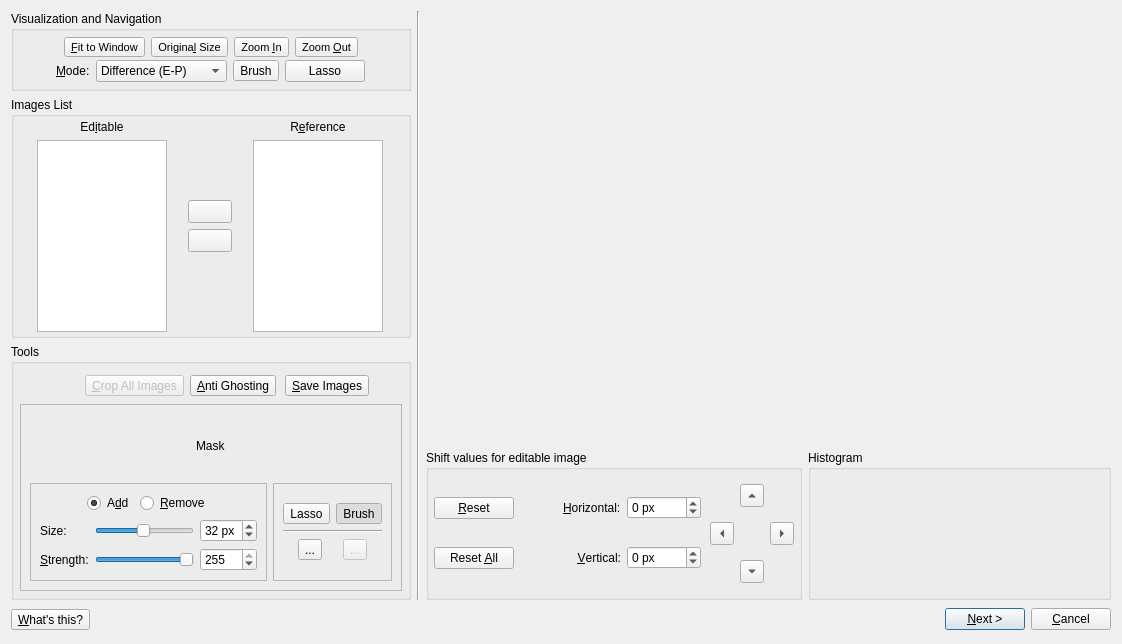
Qt form src/HdrWizard/EditingTools.ui (LuminanceHDR/LuminanceHDR) before a commit.
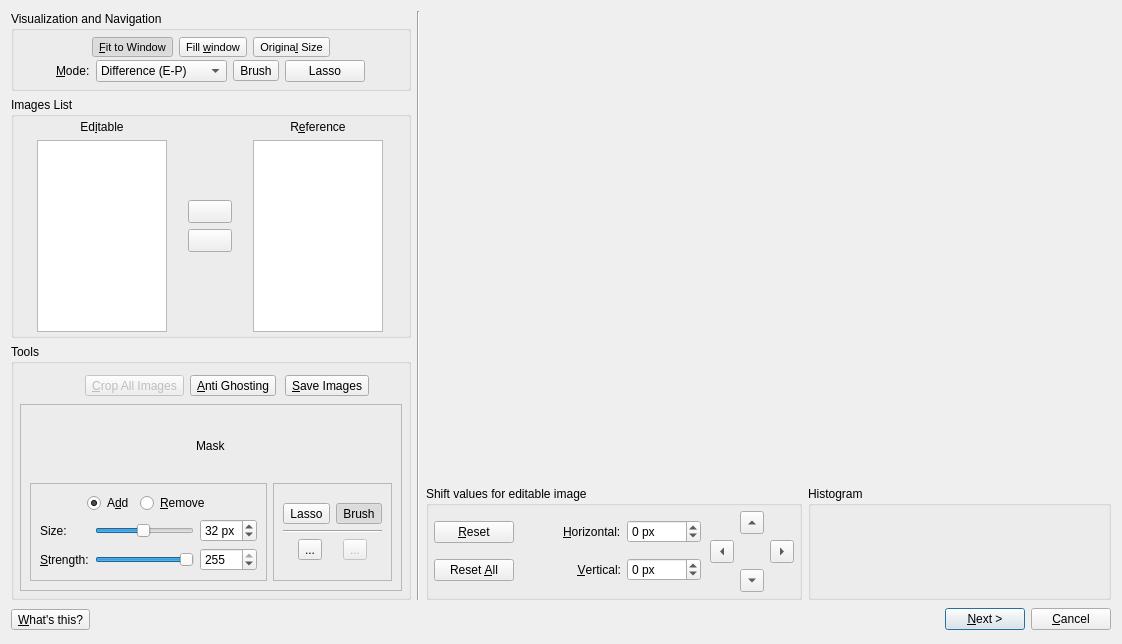
The same form after that commit. Icons and pictures are not drawn.

Commit message: [EditingTools]: New interface based on QGraphicsView

Patch:
```diff
--- a/src/HdrWizard/EditingTools.ui
+++ b/src/HdrWizard/EditingTools.ui
@@ -109,6 +109,43 @@
                   <property name="checkable">
                    <bool>true</bool>
                   </property>
+                  <property name="checked">
+                   <bool>true</bool>
+                  </property>
+                  <property name="autoExclusive">
+                   <bool>true</bool>
+                  </property>
+                 </widget>
+                </item>
+                <item>
+                 <widget class="QToolButton" name="fillButton">
+                  <property name="font">
+                   <font>
+                    <pointsize>8</pointsize>
+                   </font>
+                  </property>
+                  <property name="toolTip">
+                   <string>Fill the window</string>
+                  </property>
+                  <property name="text">
+                   <string>Fill &amp;window</string>
+                  </property>
+                  <property name="icon">
+                   <iconset resource="../../icons.qrc">
+                    <normaloff>:/new/prefix1/images/viewmagfit.png</normaloff>:/new/prefix1/images/viewmagfit.png</iconset>
+                  </property>
+                  <property name="iconSize">
+                   <size>
+                    <width>22</width>
+                    <height>22</height>
+                   </size>
+                  </property>
+                  <property name="checkable">
+                   <bool>true</bool>
+                  </property>
+                  <property name="autoExclusive">
+                   <bool>true</bool>
+                  </property>
                  </widget>
                 </item>
                 <item>
@@ -134,55 +171,11 @@
                     <height>22</height>
                    </size>
                   </property>
-                 </widget>
-                </item>
-                <item>
-                 <widget class="QToolButton" name="zoomInButton">
-                  <property name="font">
-                   <font>
-                    <pointsize>8</pointsize>
-                   </font>
+                  <property name="checkable">
+                   <bool>true</bool>
                   </property>
-                  <property name="toolTip">
-                   <string>Zoom In</string>
-                  </property>
-                  <property name="text">
-                   <string>Zoom &amp;In</string>
-                  </property>
-                  <property name="icon">
-                   <iconset resource="../../icons.qrc">
-                    <normaloff>:/new/prefix1/images/viewmag_inc.png</normaloff>:/new/prefix1/images/viewmag_inc.png</iconset>
-                  </property>
-                  <property name="iconSize">
-                   <size>
-                    <width>22</width>
-                    <height>22</height>
-                   </size>
-                  </property>
-                 </widget>
-                </item>
-                <item>
-                 <widget class="QToolButton" name="zoomOutButton">
-                  <property name="font">
-                   <font>
-                    <pointsize>8</pointsize>
-                   </font>
-                  </property>
-                  <property name="toolTip">
-                   <string>Zoom Out</string>
-                  </property>
-                  <property name="text">
-                   <string>Zoom &amp;Out</string>
-                  </property>
-                  <property name="icon">
-                   <iconset resource="../../icons.qrc">
-                    <normaloff>:/new/prefix1/images/viewmag_dec.png</normaloff>:/new/prefix1/images/viewmag_dec.png</iconset>
-                  </property>
-                  <property name="iconSize">
-                   <size>
-                    <width>22</width>
-                    <height>22</height>
-                   </size>
+                  <property name="autoExclusive">
+                   <bool>true</bool>
                   </property>
                  </widget>
                 </item>
@@ -1013,7 +1006,7 @@
          <item>
           <widget class="QFrame" name="previewImageFrame">
            <property name="sizePolicy">
-            <sizepolicy hsizetype="MinimumExpanding" vsizetype="Ignored">
+            <sizepolicy hsizetype="MinimumExpanding" vsizetype="Expanding">
              <horstretch>0</horstretch>
              <verstretch>0</verstretch>
             </sizepolicy>
```
Left out of the diff: 4 changed lines with no effect on the pictures. The commit also changes 8 other files.
